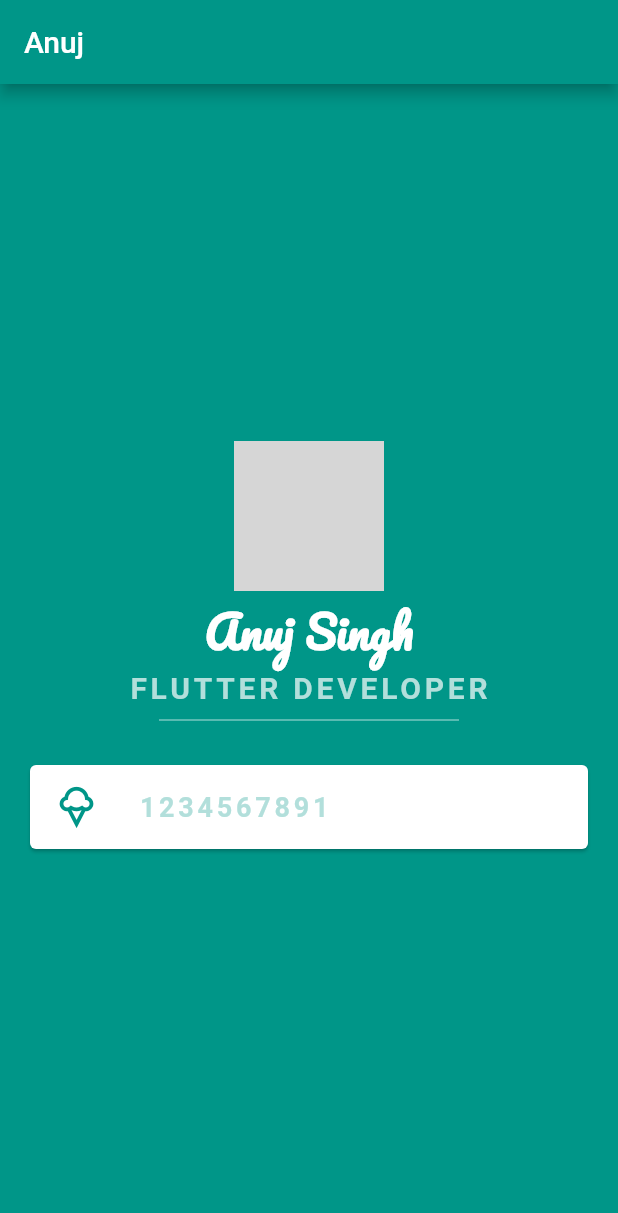
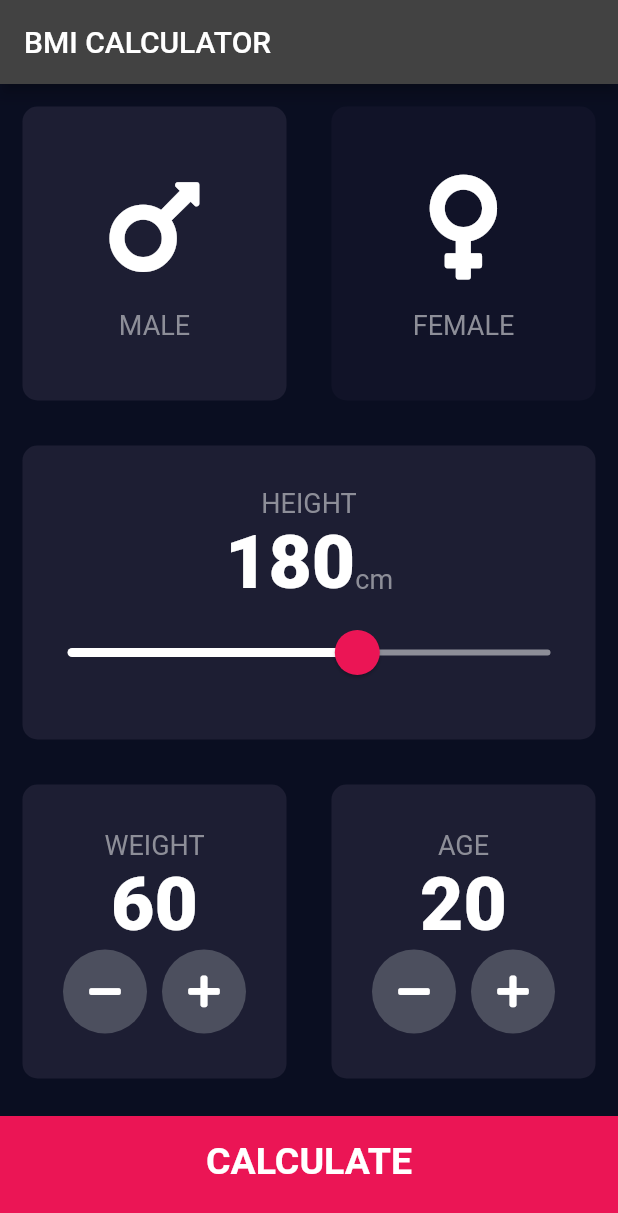
Before and after one commit to anuj1317/Flutter_Bootcamp, a Flutter app: the screen it shows after launch, on a phone screen of 412 x 824 dp. Shown: the top 1213 px of the screen. Run offline on Flutter 3.47's test engine with Material 2 defaults, Android fonts, the phone set to English and light mode, and no system bars; our stand-ins replace font_awesome_flutter; grey boxes are pictures that could not be loaded.

Commit message:
Added BMI Calculator

```diff
--- /dev/null
+++ b/lib/calculator_brain.dart
@@ -0,0 +1,35 @@
+import 'dart:math';
+
+class CalculatorBrain {
+  CalculatorBrain({required this.height, required this.weight});
+
+  final int height;
+  final int weight;
+
+  late double _bmi;
+
+  String calculateBMI() {
+    _bmi = weight / pow(height / 100, 2);
+    return _bmi.toStringAsFixed(1);
+  }
+
+  String getResult() {
+    if (_bmi >= 25) {
+      return 'Overweight';
+    } else if (_bmi > 18.5) {
+      return 'Normal';
+    } else {
+      return 'Underweight';
+    }
+  }
+
+  String getInterpretation() {
+    if (_bmi >= 25) {
+      return 'You have a higher than normal body weight. Try to exercise more.';
+    } else if (_bmi >= 18.5) {
+      return 'You have a normal body weight. Good job!';
+    } else {
+      return 'You have a lower than normal body weight. You can eat a bit more.';
+    }
+  }
+}
--- /dev/null
+++ b/lib/components/bottom_button.dart
@@ -0,0 +1,29 @@
+import 'package:flutter/material.dart';
+import 'package:flutter_bootcamp/constants.dart';
+
+class BottomButton extends StatelessWidget {
+  BottomButton({required this.onTap, required this.buttonTitle});
+
+  final Function()? onTap;
+  final String buttonTitle;
+
+  @override
+  Widget build(BuildContext context) {
+    return GestureDetector(
+      onTap: onTap,
+      child: Container(
+        child: Center(
+          child: Text(
+            buttonTitle,
+            style: kLargeButtonTextStyle,
+          ),
+        ),
+        color: kBottomContainerColour,
+        margin: EdgeInsets.only(top: 10.0),
+        padding: EdgeInsets.only(bottom: 20.0),
+        width: double.infinity,
+        height: kBottomContainerHeight,
+      ),
+    );
+  }
+}
--- /dev/null
+++ b/lib/components/icon_content.dart
@@ -0,0 +1,29 @@
+import 'package:flutter/material.dart';
+import 'package:flutter_bootcamp/constants.dart';
+
+class IconContent extends StatelessWidget {
+  IconContent({required this.icon, required this.label});
+
+  final IconData icon;
+  final String label;
+
+  @override
+  Widget build(BuildContext context) {
+    return Column(
+      mainAxisAlignment: MainAxisAlignment.center,
+      children: <Widget>[
+        Icon(
+          icon,
+          size: 80.0,
+        ),
+        SizedBox(
+          height: 15.0,
+        ),
+        Text(
+          label,
+          style: kLabelTextStyle,
+        )
+      ],
+    );
+  }
+}
--- /dev/null
+++ b/lib/components/reusable_card.dart
@@ -0,0 +1,25 @@
+import 'package:flutter/material.dart';
+
+class ReusableCard extends StatelessWidget {
+  ReusableCard(
+      {required this.colour, required this.cardChild, required this.onPress});
+
+  final Color colour;
+  final Widget cardChild;
+  final Function()? onPress;
+
+  @override
+  Widget build(BuildContext context) {
+    return GestureDetector(
+      onTap: onPress,
+      child: Container(
+        child: cardChild,
+        margin: EdgeInsets.all(15.0),
+        decoration: BoxDecoration(
+          color: colour,
+          borderRadius: BorderRadius.circular(10.0),
+        ),
+      ),
+    );
+  }
+}
--- /dev/null
+++ b/lib/components/round_icon_button.dart
@@ -0,0 +1,23 @@
+import 'package:flutter/material.dart';
+
+class RoundIconButton extends StatelessWidget {
+  RoundIconButton({required this.icon, required this.onPressed});
+
+  final IconData icon;
+  final Function()? onPressed;
+
+  @override
+  Widget build(BuildContext context) {
+    return RawMaterialButton(
+      elevation: 0.0,
+      child: Icon(icon),
+      onPressed: onPressed,
+      constraints: BoxConstraints.tightFor(
+        width: 56.0,
+        height: 56.0,
+      ),
+      shape: CircleBorder(),
+      fillColor: Color(0xFF4C4F5E),
+    );
+  }
+}
--- /dev/null
+++ b/lib/constants.dart
@@ -0,0 +1,41 @@
+import 'package:flutter/material.dart';
+
+const kBottomContainerHeight = 80.0;
+const kActiveCardColour = Color(0xFF1D1E33);
+const kInactiveCardColour = Color(0xFF111328);
+const kBottomContainerColour = Color(0xFFEB1555);
+
+const kLabelTextStyle = TextStyle(
+  fontSize: 18.0,
+  color: Color(0xFF8D8E98),
+);
+
+const kNumberTextStyle = TextStyle(
+  fontSize: 50.0,
+  fontWeight: FontWeight.w900,
+);
+
+const kLargeButtonTextStyle = TextStyle(
+  fontSize: 25.0,
+  fontWeight: FontWeight.bold,
+);
+
+const kTitleTextStyle = TextStyle(
+  fontSize: 50.0,
+  fontWeight: FontWeight.bold,
+);
+
+const kResultTextStyle = TextStyle(
+  color: Color(0xFF24D876),
+  fontSize: 22.0,
+  fontWeight: FontWeight.bold,
+);
+
+const kBMITextStyle = TextStyle(
+  fontSize: 100.0,
+  fontWeight: FontWeight.bold,
+);
+
+const kBodyTextStyle = TextStyle(
+  fontSize: 22.0,
+);
--- a/lib/main.dart
+++ b/lib/main.dart
@@ -1,73 +1,17 @@
 import 'package:flutter/material.dart';
-import 'package:flutter/widgets.dart';
+import 'package:flutter_bootcamp/screens/input_page.dart';
 
-void main() {
-  runApp(const MaterialApp(home: myapp()));
-}
+void main() => runApp(BMICalculator());
 
-class myapp extends StatelessWidget {
-  const myapp({Key? key}) : super(key: key);
-
+class BMICalculator extends StatelessWidget {
   @override
   Widget build(BuildContext context) {
-    return Scaffold(
-        backgroundColor: Colors.teal,
-        appBar: AppBar(
-          backgroundColor: Colors.teal,
-          title: const Text("Anuj"),
-        ),
-        body: Column(
-          crossAxisAlignment: CrossAxisAlignment.center,
-          mainAxisAlignment: MainAxisAlignment.center,
-          children: <Widget>[
-            const CircleAvatar(
-              radius: 50,
-              backgroundImage: NetworkImage(
-                  "https://www.cleverfiles.com/howto/wp-content/uploads/2018/03/minion.jpg"),
-            ),
-            const Text(
-              "Anuj Singh",
-              style: TextStyle(
-                  fontFamily: 'Pacifico',
-                  fontSize: 30,
-                  color: Colors.white,
-                  fontWeight: FontWeight.bold),
-            ),
-            Text(
-              "FLUTTER DEVELOPER",
-              style: TextStyle(
-                  fontSize: 20,
-                  letterSpacing: 2.5,
-                  color: Colors.teal.shade100,
-                  fontWeight: FontWeight.bold),
-            ),
-            SizedBox(
-              height: 20,
-              width: 200,
-              child: Divider(
-                color: Colors.teal.shade100,
-              ),
-            ),
-            Card(
-              margin: const EdgeInsets.symmetric(horizontal: 20, vertical: 20),
-              color: Colors.white,
-              child: ListTile(
-                leading: const Icon(
-                  Icons.icecream_outlined,
-                  size: 30,
-                  color: Colors.teal,
-                ),
-                title: Text(
-                  "1234567891",
-                  style: TextStyle(
-                      fontSize: 18,
-                      letterSpacing: 2.5,
-                      color: Colors.teal.shade100,
-                      fontWeight: FontWeight.bold),
-                ),
-              ),
-            )
-          ],
-        ));
+    return MaterialApp(
+      theme: ThemeData.dark().copyWith(
+        primaryColor: Color(0xFF0A0E21),
+        scaffoldBackgroundColor: Color(0xFF0A0E21),
+      ),
+      home: InputPage(),
+    );
   }
 }
--- /dev/null
+++ b/lib/screens/input_page.dart
@@ -0,0 +1,239 @@
+import 'package:flutter/material.dart';
+import 'package:font_awesome_flutter/font_awesome_flutter.dart';
+import 'package:flutter_bootcamp/components/icon_content.dart';
+import 'package:flutter_bootcamp/components/reusable_card.dart';
+import 'package:flutter_bootcamp/constants.dart';
+import 'package:flutter_bootcamp/screens/results_page.dart';
+import 'package:flutter_bootcamp/components/bottom_button.dart';
+import 'package:flutter_bootcamp/components/round_icon_button.dart';
+import 'package:flutter_bootcamp/calculator_brain.dart';
+
+enum Gender {
+  male,
+  female,
+}
+
+class InputPage extends StatefulWidget {
+  @override
+  _InputPageState createState() => _InputPageState();
+}
+
+class _InputPageState extends State<InputPage> {
+  Gender selectedGender = Gender.male;
+  int height = 180;
+  int weight = 60;
+  int age = 20;
+
+  @override
+  Widget build(BuildContext context) {
+    return Scaffold(
+      appBar: AppBar(
+        title: Text('BMI CALCULATOR'),
+      ),
+      body: Column(
+        crossAxisAlignment: CrossAxisAlignment.stretch,
+        children: <Widget>[
+          Expanded(
+              child: Row(
+            children: <Widget>[
+              Expanded(
+                child: ReusableCard(
+                  onPress: () {
+                    setState(() {
+                      selectedGender = Gender.male;
+                    });
+                  },
+                  colour: selectedGender == Gender.male
+                      ? kActiveCardColour
+                      : kInactiveCardColour,
+                  cardChild: IconContent(
+                    icon: FontAwesomeIcons.mars,
+                    label: 'MALE',
+                  ),
+                ),
+              ),
+              Expanded(
+                child: ReusableCard(
+                  onPress: () {
+                    setState(() {
+                      selectedGender = Gender.female;
+                    });
+                  },
+                  colour: selectedGender == Gender.female
+                      ? kActiveCardColour
+                      : kInactiveCardColour,
+                  cardChild: IconContent(
+                    icon: FontAwesomeIcons.venus,
+                    label: 'FEMALE',
+                  ),
+                ),
+              ),
+            ],
+          )),
+          Expanded(
+            child: ReusableCard(
+              colour: kActiveCardColour,
+              cardChild: Column(
+                mainAxisAlignment: MainAxisAlignment.center,
+                children: <Widget>[
+                  Text(
+                    'HEIGHT',
+                    style: kLabelTextStyle,
+                  ),
+                  Row(
+                    mainAxisAlignment: MainAxisAlignment.center,
+                    crossAxisAlignment: CrossAxisAlignment.baseline,
+                    textBaseline: TextBaseline.alphabetic,
+                    children: <Widget>[
+                      Text(
+                        height.toString(),
+                        style: kNumberTextStyle,
+                      ),
+                      Text(
+                        'cm',
+                        style: kLabelTextStyle,
+                      )
+                    ],
+                  ),
+                  SliderTheme(
+                    data: SliderTheme.of(context).copyWith(
+                      inactiveTrackColor: Color(0xFF8D8E98),
+                      activeTrackColor: Colors.white,
+                      thumbColor: Color(0xFFEB1555),
+                      overlayColor: Color(0x29EB1555),
+                      thumbShape:
+                          RoundSliderThumbShape(enabledThumbRadius: 15.0),
+                      overlayShape:
+                          RoundSliderOverlayShape(overlayRadius: 30.0),
+                    ),
+                    child: Slider(
+                      value: height.toDouble(),
+                      min: 120.0,
+                      max: 220.0,
+                      onChanged: (double newValue) {
+                        setState(() {
+                          height = newValue.round();
+                        });
+                      },
+                    ),
+                  ),
+                ],
+              ),
+              onPress: null,
+            ),
+          ),
+          Expanded(
+            child: Row(
+              children: <Widget>[
+                Expanded(
+                  child: ReusableCard(
+                    colour: kActiveCardColour,
+                    cardChild: Column(
+                      mainAxisAlignment: MainAxisAlignment.center,
+                      children: <Widget>[
+                        Text(
+                          'WEIGHT',
+                          style: kLabelTextStyle,
+                        ),
+                        Text(
+                          weight.toString(),
+                          style: kNumberTextStyle,
+                        ),
+                        Row(
+                          mainAxisAlignment: MainAxisAlignment.center,
+                          children: <Widget>[
+                            RoundIconButton(
+                                icon: FontAwesomeIcons.minus,
+                                onPressed: () {
+                                  setState(() {
+                                    weight--;
+                                  });
+                                }),
+                            SizedBox(
+                              width: 10.0,
+                            ),
+                            RoundIconButton(
+                              icon: FontAwesomeIcons.plus,
+                              onPressed: () {
+                                setState(() {
+                                  weight++;
+                                });
+                              },
+                            ),
+                          ],
+                        ),
+                      ],
+                    ),
+                    onPress: null,
+                  ),
+                ),
+                Expanded(
+                  child: ReusableCard(
+                    colour: kActiveCardColour,
+                    cardChild: Column(
+                      mainAxisAlignment: MainAxisAlignment.center,
+                      children: <Widget>[
+                        Text(
+                          'AGE',
+                          style: kLabelTextStyle,
+                        ),
+                        Text(
+                          age.toString(),
+                          style: kNumberTextStyle,
+                        ),
+                        Row(
+                          mainAxisAlignment: MainAxisAlignment.center,
+                          children: <Widget>[
+                            RoundIconButton(
+                              icon: FontAwesomeIcons.minus,
+                              onPressed: () {
+                                setState(
+                                  () {
+                                    age--;
+                                  },
+                                );
+                              },
+                            ),
+                            SizedBox(
+                              width: 10.0,
+                            ),
+                            RoundIconButton(
+                                icon: FontAwesomeIcons.plus,
+                                onPressed: () {
+                                  setState(() {
+                                    age++;
+                                  });
+                                })
+                          ],
+                        )
+                      ],
+                    ),
+                    onPress: null,
+                  ),
+                ),
+              ],
+            ),
+          ),
+          BottomButton(
+            buttonTitle: 'CALCULATE',
+            onTap: () {
+              CalculatorBrain calc =
+                  CalculatorBrain(height: height, weight: weight);
+
+              Navigator.push(
+                context,
+                MaterialPageRoute(
+                  builder: (context) => ResultsPage(
+                    bmiResult: calc.calculateBMI(),
+                    resultText: calc.getResult(),
+                    interpretation: calc.getInterpretation(),
+                  ),
+                ),
+              );
+            },
+          ),
+        ],
+      ),
+    );
+  }
+}
--- /dev/null
+++ b/lib/screens/results_page.dart
@@ -0,0 +1,72 @@
+import 'package:flutter/material.dart';
+import 'package:flutter_bootcamp/constants.dart';
+import 'package:flutter_bootcamp/components/reusable_card.dart';
+import 'package:flutter_bootcamp/components/bottom_button.dart';
+
+class ResultsPage extends StatelessWidget {
+  ResultsPage(
+      {required this.interpretation,
+      required this.bmiResult,
+      required this.resultText});
+
+  final String bmiResult;
+  final String resultText;
+  final String interpretation;
+
+  @override
+  Widget build(BuildContext context) {
+    return Scaffold(
+      appBar: AppBar(
+        title: Text('BMI CALCULATOR'),
+      ),
+      body: Column(
+        mainAxisAlignment: MainAxisAlignment.spaceEvenly,
+        crossAxisAlignment: CrossAxisAlignment.stretch,
+        children: <Widget>[
+          Expanded(
+            child: Container(
+              padding: EdgeInsets.all(15.0),
+              alignment: Alignment.bottomLeft,
+              child: Text(
+                'Your Result',
+                style: kTitleTextStyle,
+              ),
+            ),
+          ),
+          Expanded(
+            flex: 5,
+            child: ReusableCard(
+              colour: kActiveCardColour,
+              cardChild: Column(
+                mainAxisAlignment: MainAxisAlignment.spaceEvenly,
+                crossAxisAlignment: CrossAxisAlignment.center,
+                children: <Widget>[
+                  Text(
+                    resultText.toUpperCase(),
+                    style: kResultTextStyle,
+                  ),
+                  Text(
+                    bmiResult,
+                    style: kBMITextStyle,
+                  ),
+                  Text(
+                    interpretation,
+                    textAlign: TextAlign.center,
+                    style: kBodyTextStyle,
+                  ),
+                ],
+              ),
+              onPress: null,
+            ),
+          ),
+          BottomButton(
+            buttonTitle: 'RE-CALCULATE',
+            onTap: () {
+              Navigator.pop(context);
+            },
+          )
+        ],
+      ),
+    );
+  }
+}
--- a/pubspec.yaml
+++ b/pubspec.yaml
@@ -34,6 +34,7 @@
   # The following adds the Cupertino Icons font to your application.
   # Use with the CupertinoIcons class for iOS style icons.
   cupertino_icons: ^1.0.2
+  font_awesome_flutter: ^8.4.0
 
 dev_dependencies:
   flutter_test:
```
Also changed, not shown: pubspec.lock.
